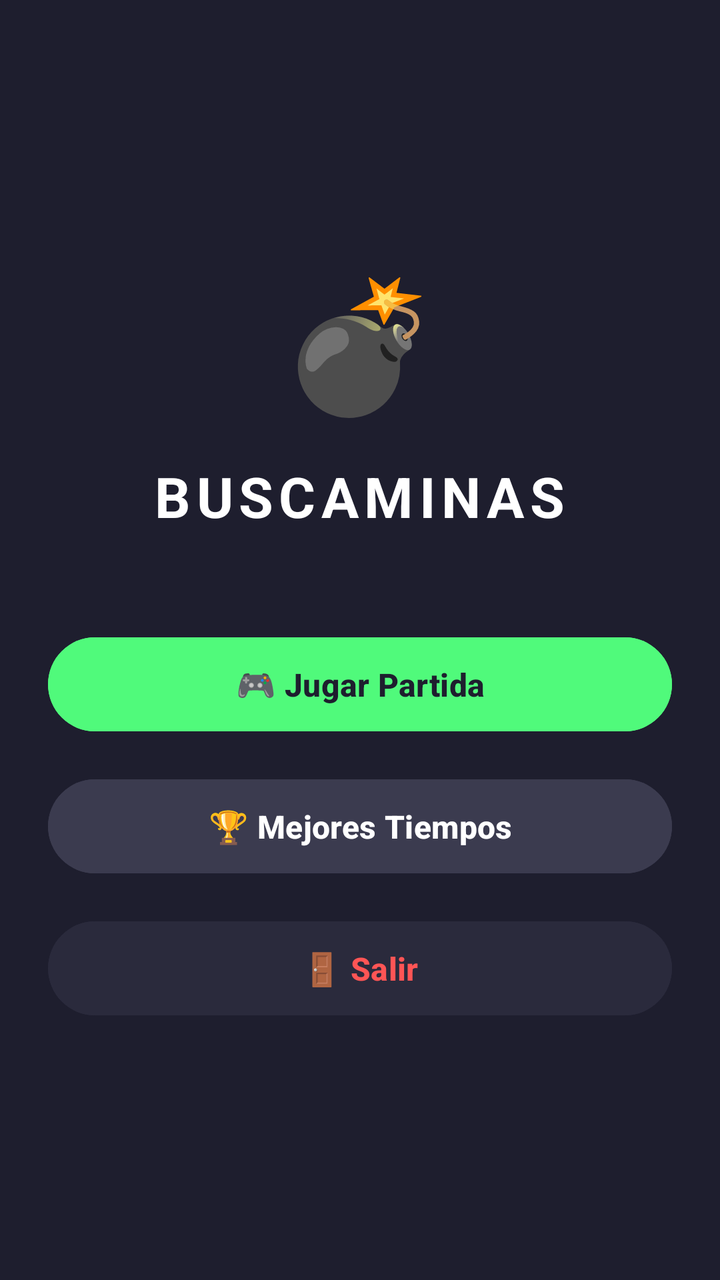
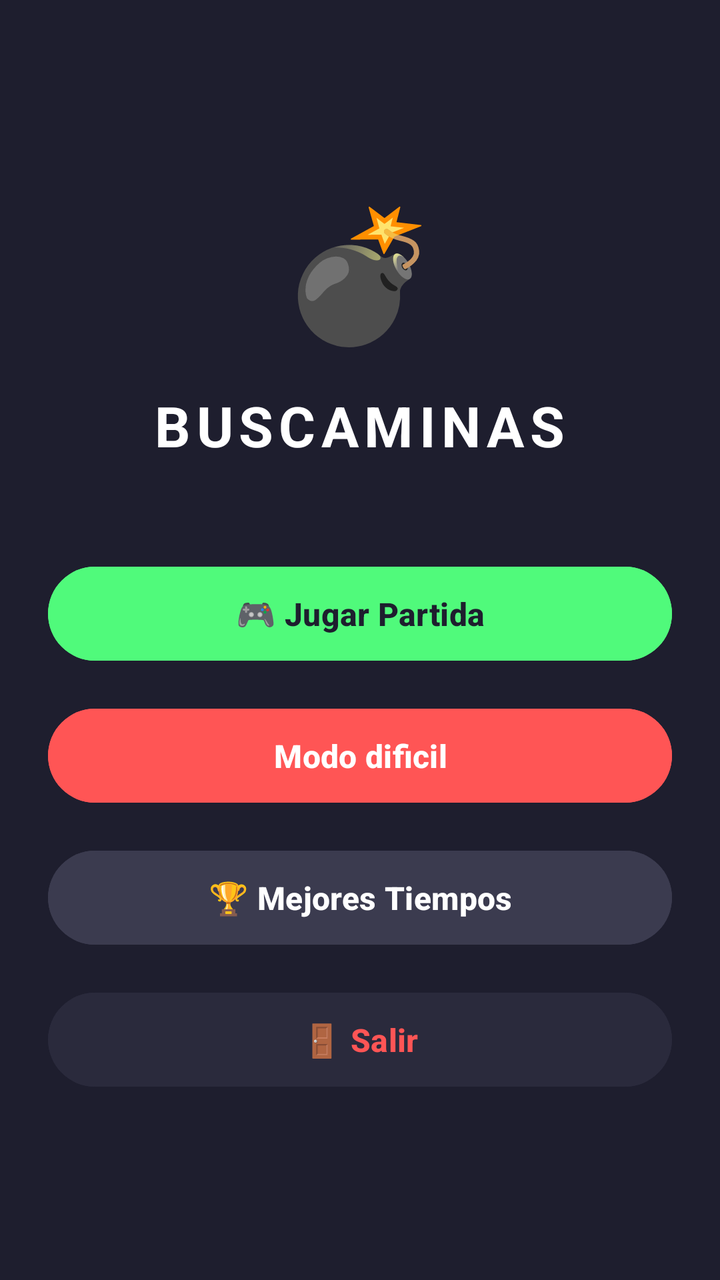

Before-and-after screenshots of an Android layout around one commit, followed by the original layout XML and the change that was made.
<!-- AndroidManifest.xml: application theme Theme.Minesweeperandroid -->
<!-- res/layout/activity_menu.xml -->
<?xml version="1.0" encoding="utf-8"?>
<LinearLayout xmlns:android="http://schemas.android.com/apk/res/android"
    android:layout_width="match_parent"
    android:layout_height="match_parent"
    android:orientation="vertical"
    android:gravity="center"
    android:padding="24dp"
    android:background="#1E1E2E">

    
    <TextView
        android:layout_width="wrap_content"
        android:layout_height="wrap_content"
        android:text="💣"
        android:textSize="64sp"
        android:layout_marginBottom="16dp"/>

    <TextView
        android:layout_width="wrap_content"
        android:layout_height="wrap_content"
        android:text="BUSCAMINAS"
        android:textColor="#FFFFFF"
        android:textSize="28sp"
        android:textStyle="bold"
        android:letterSpacing="0.1"
        android:layout_marginBottom="48dp"/>

    
    <Button
        android:id="@+id/btnPlay"
        android:layout_width="match_parent"
        android:layout_height="55dp"
        android:text="🎮 Jugar Partida"
        android:textSize="16sp"
        android:textStyle="bold"
        android:backgroundTint="#50FA7B"
        android:textColor="#1E1E2E"
        android:layout_marginBottom="16dp"/>

    
    <Button
        android:id="@+id/btnScores"
        android:layout_width="match_parent"
        android:layout_height="55dp"
        android:text="🏆 Mejores Tiempos"
        android:textSize="16sp"
        android:textStyle="bold"
        android:backgroundTint="#3B3B4F"
        android:textColor="#FFFFFF"
        android:layout_marginBottom="16dp"/>

    
    <Button
        android:id="@+id/btnExit"
        android:layout_width="match_parent"
        android:layout_height="55dp"
        android:text="🚪 Salir"
        android:textSize="16sp"
        android:textStyle="bold"
        android:backgroundTint="#2A2A3C"
        android:textColor="#FF5555"/>

</LinearLayout>
<!-- resources referenced by this layout -->
<resources>
  <style name="Theme.Minesweeperandroid" parent="Base.Theme.Minesweeperandroid" />
  <style name="Base.Theme.Minesweeperandroid" parent="Theme.Material3.DayNight.NoActionBar">
          
          
      </style>
</resources>

<!-- the commit's change to res/layout/activity_menu.xml (unified diff, before → after) -->
@@ -5,7 +5,8 @@
     android:orientation="vertical"
     android:gravity="center"
     android:padding="24dp"
-    android:background="#1E1E2E">
+    android:background="#1E1E2E"
+    android:paddingTop="40dp">
 
     
     <TextView
@@ -25,6 +26,9 @@
         android:letterSpacing="0.1"
         android:layout_marginBottom="48dp"/>
 
+
+
+
     
     <Button
         android:id="@+id/btnPlay"
@@ -35,6 +39,18 @@
         android:textStyle="bold"
         android:backgroundTint="#50FA7B"
         android:textColor="#1E1E2E"
+        android:layout_marginBottom="16dp"/>
+
+
+    <Button
+        android:id="@+id/btnPlayHard"
+        android:layout_width="match_parent"
+        android:layout_height="55dp"
+        android:text="Modo dificil"
+        android:textSize="16sp"
+        android:textStyle="bold"
+        android:backgroundTint="#FF5555"
+        android:textColor="#FFFFFF"
         android:layout_marginBottom="16dp"/>
 
     
